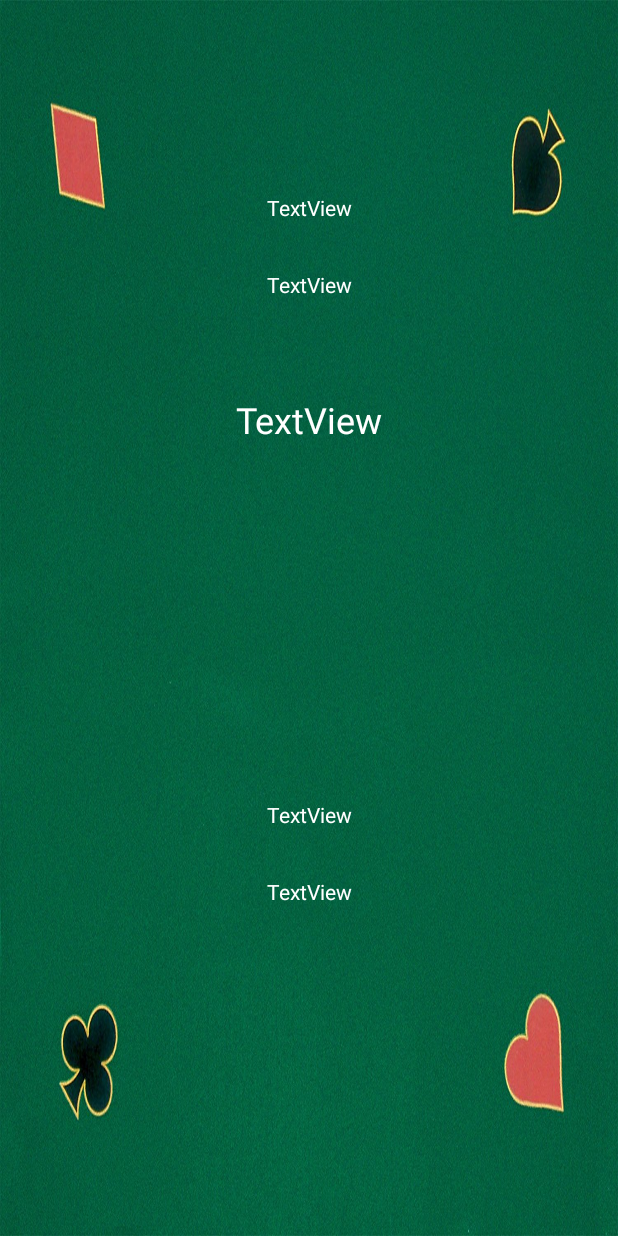
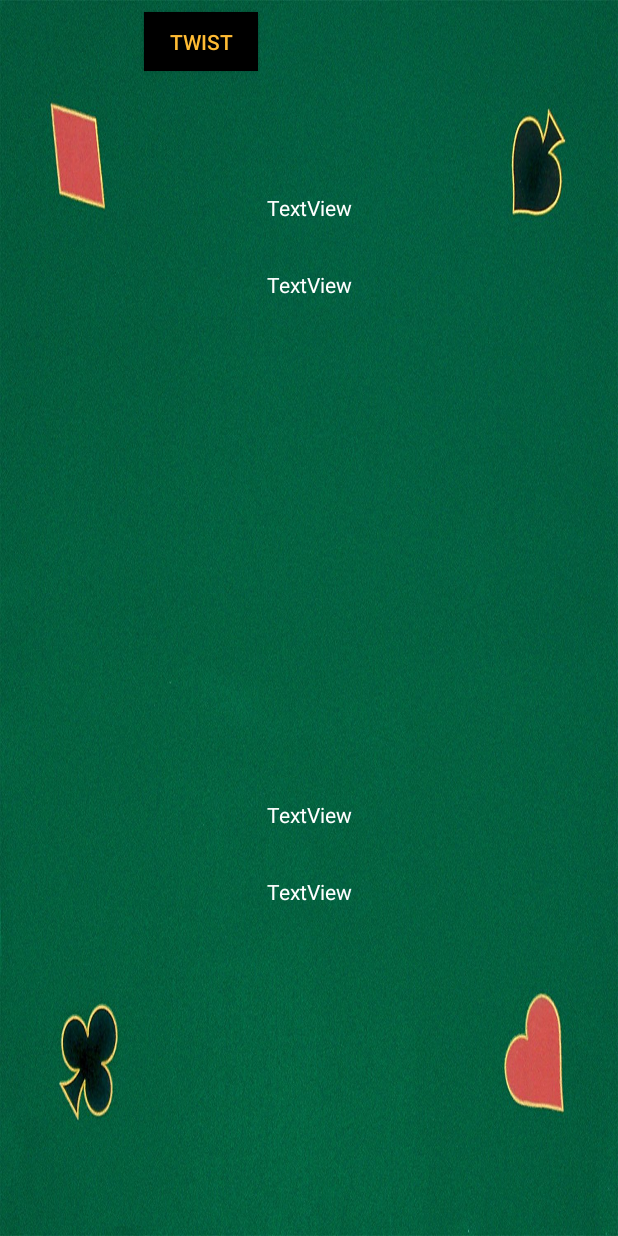
Before and after one commit to patty-cc/BlackJackCardGame, an Android app: the layout activity_black_jack_game.xml on its own in the app's theme, with its tools: preview values and no code run, on a phone screen of 412 x 824 dp. Run offline under Robolectric (Android 15) with nearby library versions, the phone set to English and light mode, and no system bars.

Commit message:
Add twist button

```diff
--- a/app/src/main/res/layout/activity_black_jack_game.xml
+++ b/app/src/main/res/layout/activity_black_jack_game.xml
@@ -95,11 +95,35 @@
         android:layout_marginLeft="8dp"
         android:layout_marginRight="8dp"
         android:layout_marginTop="64dp"
-        android:text="TextView"
         android:textColor="@android:color/white"
         android:textSize="24sp"
         app:layout_constraintLeft_toLeftOf="parent"
         app:layout_constraintRight_toRightOf="parent"
         app:layout_constraintTop_toBottomOf="@+id/player1card2" />
 
+    <TextView
+        android:id="@+id/player1card3"
+        android:layout_width="wrap_content"
+        android:layout_height="wrap_content"
+        android:layout_marginLeft="8dp"
+        android:layout_marginRight="8dp"
+        android:layout_marginTop="8dp"
+        app:layout_constraintLeft_toLeftOf="parent"
+        app:layout_constraintRight_toRightOf="parent"
+        app:layout_constraintTop_toBottomOf="@+id/player1card2" />
+
+    <Button
+        android:id="@+id/player1_twist_button"
+        android:layout_width="76dp"
+        android:layout_height="39dp"
+        android:layout_marginLeft="96dp"
+        android:layout_marginTop="8dp"
+        android:background="@android:color/black"
+        android:onClick="onPlayer1HitButtonClicked"
+        android:scaleX="1"
+        android:text="Twist"
+        android:textColor="@android:color/holo_orange_light"
+        app:layout_constraintLeft_toLeftOf="parent"
+        app:layout_constraintTop_toTopOf="parent" />
+
 </android.support.constraint.ConstraintLayout>
```
Also changed, not shown: app/src/main/java/com/example/user/blackjackcardgame/BlackJackGameActivity.java (+21 -3 lines), app/src/main/java/com/example/user/blackjackcardgame/BlackJackGameClass.java (+10 -2 lines), 1 other file.
